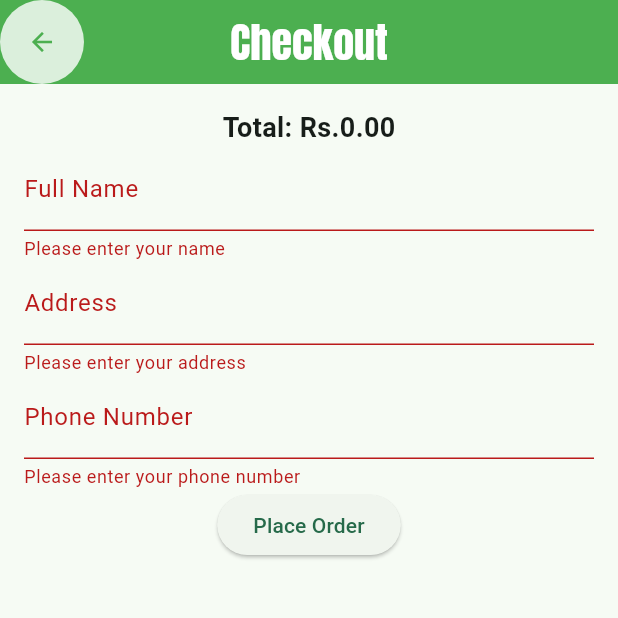
After one commit to Raashi-d/fresh_mart, a Flutter app: the CheckoutScreen screen opened directly, after a tap on "Place Order", on a phone screen of 412 x 824 dp, the top half of it. The commit adds this screen. Run offline on Flutter 3.47's test engine with Material 3 defaults, Android fonts, the phone set to English and light mode, and no system bars; our stand-ins replace flutter_spinkit, google_fonts.

Commit message:
create the checkout page

```diff
--- a/lib/pages/cart_screen.dart
+++ b/lib/pages/cart_screen.dart
@@ -1,7 +1,7 @@
 import 'package:flutter/material.dart';
 import 'package:provider/provider.dart';
 import '../providers/cart_provider.dart';
-// import 'checkout_screen.dart';
+ import 'checkout_screen.dart';
 import 'package:google_fonts/google_fonts.dart';
 
 class CartScreen extends StatelessWidget {
@@ -20,8 +20,7 @@ class CartScreen extends StatelessWidget {
           ),
           child: IconButton(
             padding: EdgeInsets.zero,
-            constraints: BoxConstraints(),
-            onPressed: () {
+                        onPressed: () {
               Navigator.pop(context);
             },
             icon: const Icon(Icons.arrow_back, color: Colors.green, size: 20),
@@ -111,12 +110,12 @@ class CartScreen extends StatelessWidget {
                 ElevatedButton(
                   onPressed: cartProvider.items.isNotEmpty
                       ? () {
-                          // Navigator.push(
-                          //   context,
-                          //   MaterialPageRoute(
-                          //     builder: (context) => CheckoutScreen(),
-                          //   ),
-                          // );
+                          Navigator.push(
+                            context,
+                            MaterialPageRoute(
+                              builder: (context) =>const CheckoutScreen(),
+                            ),
+                          );
                         }
                       : null,
                   child: const Text('Proceed to Checkout'),
--- /dev/null
+++ b/lib/pages/checkout_screen.dart
@@ -0,0 +1,142 @@
+import 'package:flutter/material.dart';
+import 'package:provider/provider.dart';
+import '../providers/cart_provider.dart';
+import 'home_screen.dart';
+import 'package:google_fonts/google_fonts.dart';
+
+class CheckoutScreen extends StatefulWidget {
+  const CheckoutScreen({super.key});
+
+  @override
+  _CheckoutScreenState createState() => _CheckoutScreenState();
+}
+
+class _CheckoutScreenState extends State<CheckoutScreen> {
+  final _formKey = GlobalKey<FormState>();
+  final _nameController = TextEditingController();
+  final _addressController = TextEditingController();
+  final _phoneController = TextEditingController();
+
+  @override
+  Widget build(BuildContext context) {
+    return Scaffold(
+      appBar: AppBar(
+        leading: Container(
+          height: 30,
+          width: 30,
+          decoration: BoxDecoration(
+            shape: BoxShape.circle,
+            color: Colors.white.withOpacity(0.8),
+          ),
+          child: IconButton(
+            padding: EdgeInsets.zero,
+            onPressed: () {
+              Navigator.pop(context);
+            },
+            icon: const Icon(Icons.arrow_back, color: Colors.green, size: 20),
+          ),
+        ),
+        title: Text(
+          'Checkout',
+          style: GoogleFonts.anton(color: Colors.white, fontSize: 28),
+        ),
+        centerTitle: true,
+        backgroundColor: Colors.green,
+      ),
+      body: Consumer<CartProvider>(
+        builder: (context, cartProvider, child) {
+          return SingleChildScrollView(
+            child: Padding(
+              padding: const EdgeInsets.all(16.0),
+              child: Column(
+                children: [
+                  // Cart Summary
+                  ListView.builder(
+                    shrinkWrap: true,
+                    physics: const NeverScrollableScrollPhysics(),
+                    itemCount: cartProvider.items.length,
+                    itemBuilder: (context, index) {
+                      final item = cartProvider.items[index];
+                      final quantity = cartProvider.getQuantity(item);
+                      return ListTile(
+                        title: Text(item.name),
+                        trailing: Text(
+                            '$quantity x Rs.${item.price.toStringAsFixed(2)}'),
+                      );
+                    },
+                  ),
+                  Text(
+                    'Total: Rs.${cartProvider.getTotalPrice().toStringAsFixed(2)}',
+                    style: const TextStyle(
+                        fontSize: 18, fontWeight: FontWeight.bold),
+                  ),
+
+                  // Checkout Form
+                  Form(
+                    key: _formKey,
+                    child: Column(
+                      children: [
+                        TextFormField(
+                          controller: _nameController,
+                          decoration:
+                              const InputDecoration(labelText: 'Full Name'),
+                          validator: (value) {
+                            if (value == null || value.isEmpty) {
+                              return 'Please enter your name';
+                            }
+                            return null;
+                          },
+                        ),
+                        TextFormField(
+                          controller: _addressController,
+                          decoration:
+                              const InputDecoration(labelText: 'Address'),
+                          validator: (value) {
+                            if (value == null || value.isEmpty) {
+                              return 'Please enter your address';
+                            }
+                            return null;
+                          },
+                        ),
+                        TextFormField(
+                          controller: _phoneController,
+                          decoration:
+                              const InputDecoration(labelText: 'Phone Number'),
+                          keyboardType: TextInputType.phone,
+                          validator: (value) {
+                            if (value == null || value.isEmpty) {
+                              return 'Please enter your phone number';
+                            }
+                            return null;
+                          },
+                        ),
+                        ElevatedButton(
+                          onPressed: () {
+                            if (_formKey.currentState!.validate()) {
+                              ScaffoldMessenger.of(context).showSnackBar(
+                                const SnackBar(
+                                    content:
+                                        Text('Order Placed Successfully!')),
+                              );
+                              cartProvider.clearCart();
+                              Navigator.of(context).pushAndRemoveUntil(
+                                MaterialPageRoute(
+                                    builder: (context) => const HomeScreen()),
+                                (Route<dynamic> route) => false,
+                              );
+                            }
+                          },
+                          child: const Text('Place Order'),
+                        ),
+                      ],
+                    ),
+                  ),
+                ],
+              ),
+            ),
+          );
+        },
+      ),
+    );
+  }
+}
```
